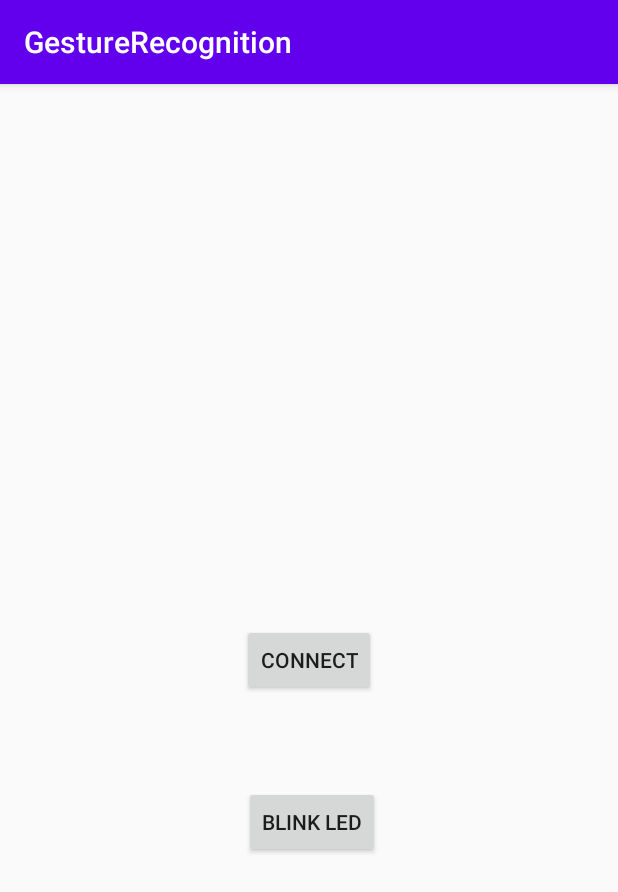
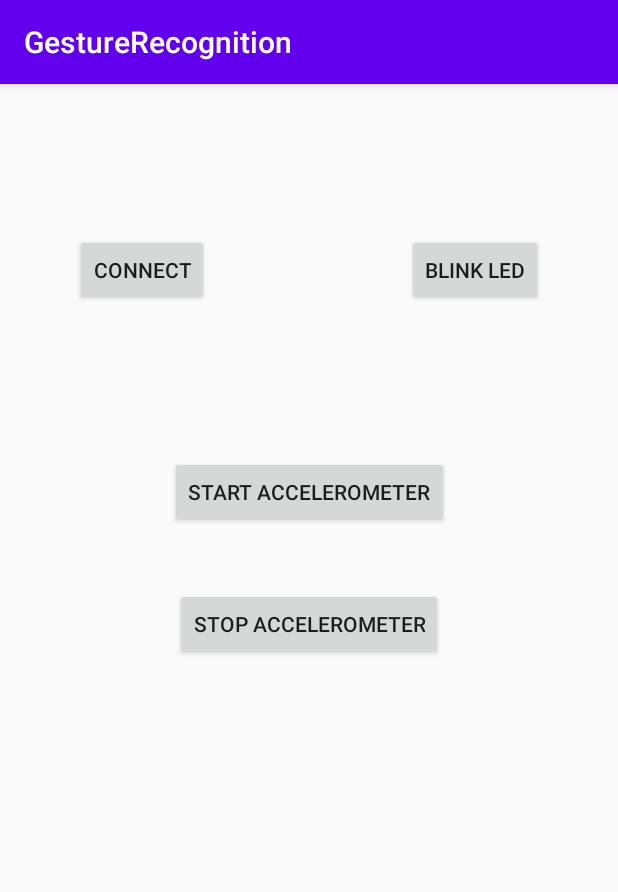
Before and after one commit to truecuozzo98/GestureRecognition, an Android app: the screen it shows after launch (MainActivity), on a phone screen of 412 x 824 dp. Shown: the top 892 px of the screen. Run offline under Robolectric (Android 15) with nearby library versions, the phone set to English and light mode, and no system bars; libraries missing offline, so code that uses them is left out: com.mbientlab.metawear; 1 statement that could not run was skipped.

Commit message:
Aggiunto stream dati
Lo stream si può startare e terminare con due button diversi

```diff
--- a/app/src/main/java/com/example/gesturerecognition/MainActivity.java
+++ b/app/src/main/java/com/example/gesturerecognition/MainActivity.java
@@ -15,10 +15,18 @@ import android.widget.Toast;
 
 import androidx.appcompat.app.AppCompatActivity;
 
+import com.mbientlab.metawear.Data;
 import com.mbientlab.metawear.DeviceInformation;
 import com.mbientlab.metawear.MetaWearBoard;
+import com.mbientlab.metawear.Route;
+import com.mbientlab.metawear.Subscriber;
 import com.mbientlab.metawear.android.BtleService;
+import com.mbientlab.metawear.builder.RouteBuilder;
+import com.mbientlab.metawear.builder.RouteComponent;
+import com.mbientlab.metawear.data.Acceleration;
+import com.mbientlab.metawear.module.Accelerometer;
 import com.mbientlab.metawear.module.Led;
+
 
 import bolts.Continuation;
 import bolts.Task;
@@ -29,6 +37,7 @@ public class MainActivity extends AppCompatActivity implements ServiceConnection
     //private final String MW_MAC_ADDRESS= "EC:2C:09:81:22:AC";
 
     private MetaWearBoard board;
+    private Accelerometer accelerometer;
 
     @Override
     protected void onCreate(Bundle savedInstanceState) {
@@ -50,6 +59,36 @@ public class MainActivity extends AppCompatActivity implements ServiceConnection
         led.setOnClickListener(new View.OnClickListener() {
             public void onClick(View v) {
                 blinkLedTenTimes();
+            }
+        });
+
+        Button start = (Button) findViewById(R.id.buttonStart);
+        start.setOnClickListener(new View.OnClickListener() {
+            public void onClick(View v) {
+                startAccMeasurement();
+            }
+        });
+
+        Button stop = (Button) findViewById(R.id.buttonStop);
+        stop.setOnClickListener(new View.OnClickListener() {
+            public void onClick(View v) {
+                stopAccMeasurement();
+            }
+        });
+    }
+
+    @Override
+    public void onServiceConnected(ComponentName name, IBinder service) {
+        ///< Typecast the binder to the service's LocalBinder class
+        Log.d("board", "onServiceConnected");
+        serviceBinder = (BtleService.LocalBinder) service;
+
+        retrieveBoard();
+
+        board.onUnexpectedDisconnect(new MetaWearBoard.UnexpectedDisconnectHandler() {
+            @Override
+            public void disconnected(int status) {
+                Log.i("board", "Unexpectedly lost connection: " + status);
             }
         });
     }
@@ -105,6 +144,44 @@ public class MainActivity extends AppCompatActivity implements ServiceConnection
         });
     }
 
+    public void startAccMeasurement() {
+        if (!board.isConnected()){
+            Toast.makeText(MainActivity.this, "Sensor must be connected before starting measurement", Toast.LENGTH_LONG).show();
+            return;
+        }
+
+        accelerometer = board.getModule(Accelerometer.class);
+        accelerometer.start();
+
+        accelerometer.acceleration().addRouteAsync(new RouteBuilder() {
+            @Override
+            public void configure(RouteComponent source) {
+                source.stream(new Subscriber() {
+                    @Override
+                    public void apply(Data data, Object... env) {
+                        Log.i("stream", data.value(Acceleration.class).toString());
+                    }
+                });
+            }
+        }).continueWith(new Continuation<Route, Void>() {
+            @Override
+            public Void then(Task<Route> task) throws Exception {
+                accelerometer.acceleration().start();
+                accelerometer.start();
+                return null;
+            }
+        });
+
+
+        Toast.makeText(MainActivity.this, "Measurement started", Toast.LENGTH_SHORT).show();
+    }
+
+    public void stopAccMeasurement() {
+        if(board == null || accelerometer == null) { return; }
+
+        accelerometer.stop();
+        Toast.makeText(MainActivity.this, "Measurement stopped", Toast.LENGTH_SHORT).show();
+    }
 
     @Override
     public void onDestroy() {
@@ -114,22 +191,6 @@ public class MainActivity extends AppCompatActivity implements ServiceConnection
         board.tearDown();
         ///< Unbind the service when the activity is destroyed
         getApplicationContext().unbindService(this);
-    }
-
-    @Override
-    public void onServiceConnected(ComponentName name, IBinder service) {
-        ///< Typecast the binder to the service's LocalBinder class
-        Log.d("board", "onServiceConnected");
-        serviceBinder = (BtleService.LocalBinder) service;
-
-        retrieveBoard();
-
-        board.onUnexpectedDisconnect(new MetaWearBoard.UnexpectedDisconnectHandler() {
-            @Override
-            public void disconnected(int status) {
-                Log.i("board", "Unexpectedly lost connection: " + status);
-            }
-        });
     }
 
     @Override
--- a/app/src/main/res/layout/activity_main.xml
+++ b/app/src/main/res/layout/activity_main.xml
@@ -8,25 +8,43 @@
     tools:context=".MainActivity">
 
     <Button
+        android:id="@+id/buttonConnect"
+        android:layout_width="wrap_content"
+        android:layout_height="wrap_content"
+        android:layout_marginStart="50dp"
+        android:layout_marginTop="100dp"
+        android:text="connect"
+        app:layout_constraintStart_toStartOf="parent"
+        app:layout_constraintTop_toTopOf="parent" />
+
+    <Button
         android:id="@+id/buttonLed"
         android:layout_width="wrap_content"
         android:layout_height="wrap_content"
+        android:layout_marginTop="100dp"
+        android:layout_marginEnd="50dp"
         android:text="blink led"
-        app:layout_constraintBottom_toBottomOf="parent"
         app:layout_constraintEnd_toEndOf="parent"
-        app:layout_constraintHorizontal_bias="0.506"
-        app:layout_constraintStart_toStartOf="parent"
-        app:layout_constraintTop_toTopOf="parent"
-        app:layout_constraintVertical_bias="0.65" />
+        app:layout_constraintTop_toTopOf="parent" />
 
     <Button
-        android:id="@+id/buttonConnect"
+        android:id="@+id/buttonStart"
         android:layout_width="wrap_content"
         android:layout_height="wrap_content"
-        android:text="connect"
-        app:layout_constraintBottom_toBottomOf="parent"
+        android:layout_marginTop="100dp"
+        android:text="start accelerometer"
         app:layout_constraintEnd_toEndOf="parent"
         app:layout_constraintStart_toStartOf="parent"
-        app:layout_constraintTop_toTopOf="parent" />
+        app:layout_constraintTop_toBottomOf="@+id/buttonLed" />
+
+    <Button
+        android:id="@+id/buttonStop"
+        android:layout_width="wrap_content"
+        android:layout_height="wrap_content"
+        android:layout_marginTop="40dp"
+        android:text="stop accelerometer"
+        app:layout_constraintEnd_toEndOf="parent"
+        app:layout_constraintStart_toStartOf="parent"
+        app:layout_constraintTop_toBottomOf="@+id/buttonStart" />
 
 </androidx.constraintlayout.widget.ConstraintLayout>
```
